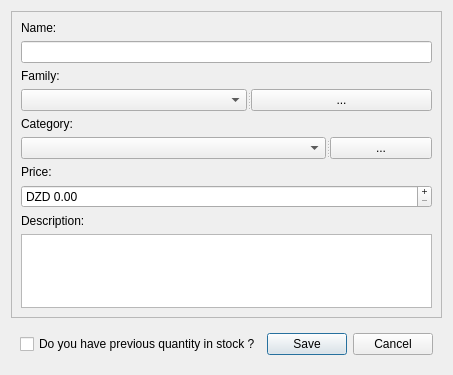
Old version of the form POS-System/productdialog.ui in the repository AbdelkarimYT/Leaf.
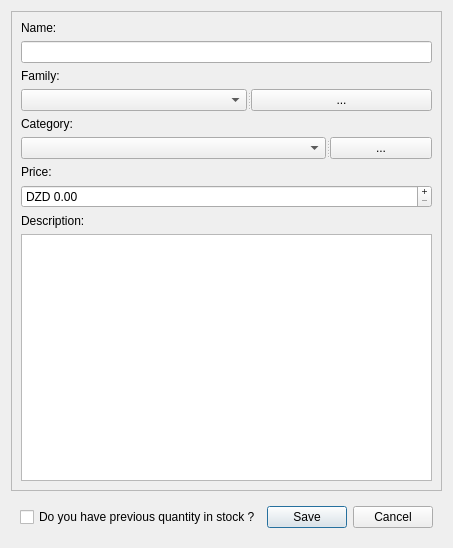
New version of the form. Icons and pictures are not drawn.

Diff of the .ui file:
```diff
--- a/POS-System/productdialog.ui
+++ b/POS-System/productdialog.ui
@@ -7,7 +7,7 @@
     <x>0</x>
     <y>0</y>
     <width>448</width>
-    <height>375</height>
+    <height>548</height>
    </rect>
   </property>
   <property name="windowTitle">
@@ -25,7 +25,7 @@
         <x>0</x>
         <y>0</y>
         <width>428</width>
-        <height>310</height>
+        <height>483</height>
        </rect>
       </property>
       <layout class="QVBoxLayout" name="verticalLayout_12">
```
